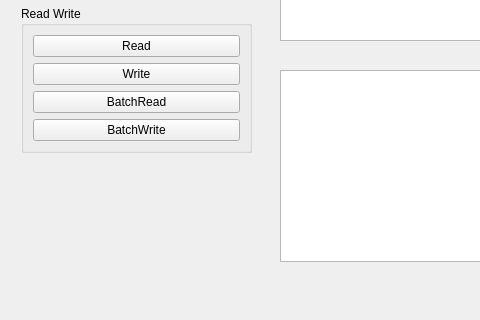
XiaoYangsCode/NetAssist, file ui/mainwindow.ui: the form before one commit; both pictures show x 0 to 480 and y 320 to 640 of the 990 by 640 pixel window.
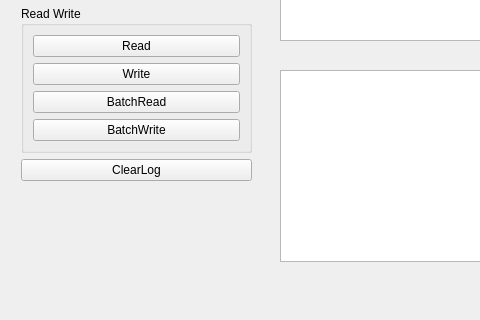
The form after the commit.

The edit to the form file:
```diff
--- a/ui/mainwindow.ui
+++ b/ui/mainwindow.ui
@@ -34,7 +34,7 @@
      </rect>
     </property>
    </widget>
-   <widget class="QWidget" name="">
+   <widget class="QWidget" name="layoutWidget">
     <property name="geometry">
      <rect>
       <x>21</x>
@@ -182,6 +182,13 @@
        </layout>
       </widget>
      </item>
+     <item>
+      <widget class="QPushButton" name="clearLogPushButton">
+       <property name="text">
+        <string>ClearLog</string>
+       </property>
+      </widget>
+     </item>
      <item>
       <spacer name="verticalSpacer_2">
        <property name="orientation">
```
